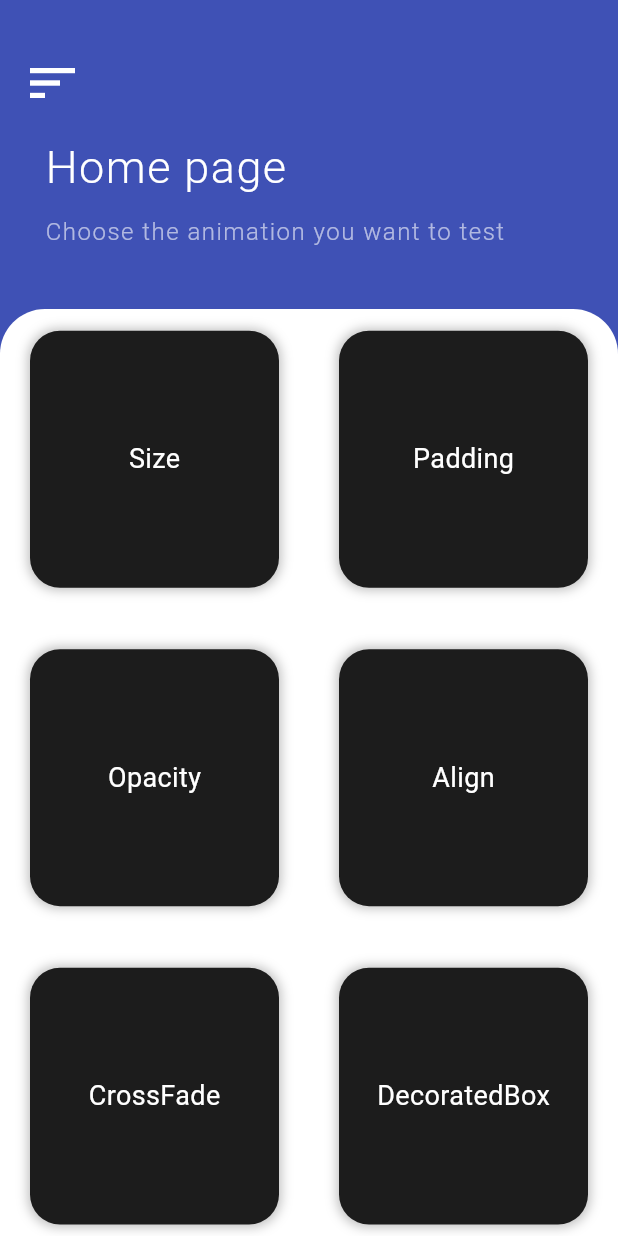
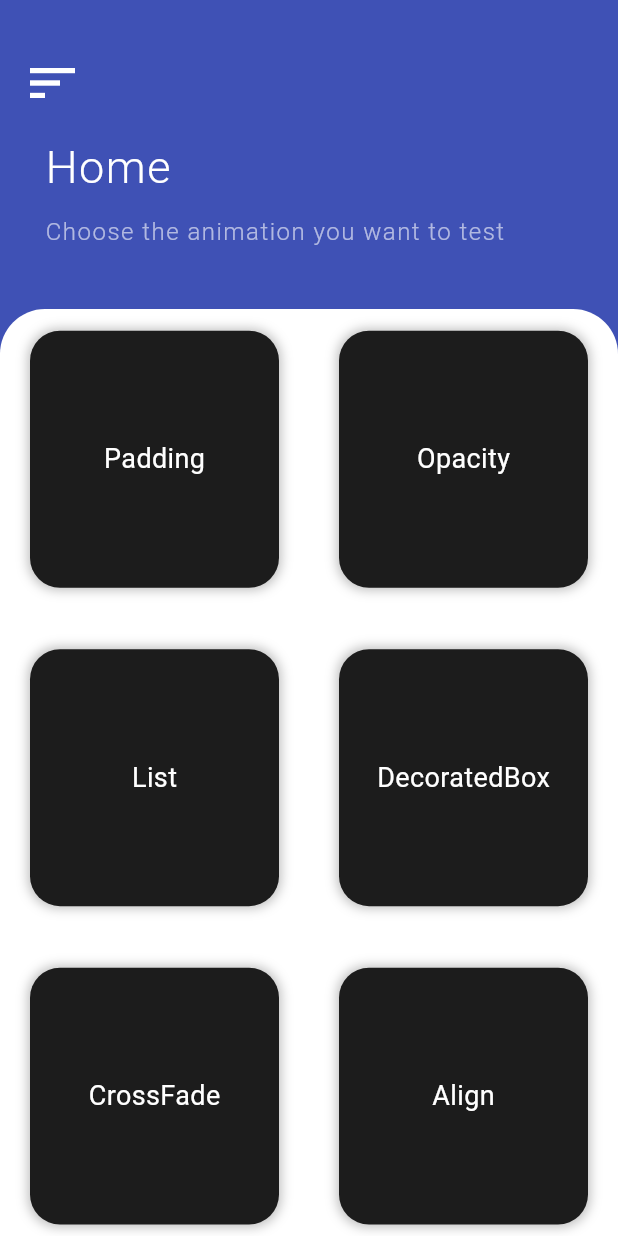
Before and after one commit to Minsili/anime_app, a Flutter app: the screen it shows after launch, scrolled down 418 dp, after a tap on the "sort" icon, on a phone screen of 412 x 824 dp. Run offline on Flutter 3.47's test engine with Material 3 defaults, Android fonts, the phone set to English and light mode, and no system bars; our stand-ins replace animated_splash_screen.

Commit message:
Mimi updated the files

```diff
--- a/lib/main.dart
+++ b/lib/main.dart
@@ -1,5 +1,17 @@
+import 'package:anime_app/model/Opacity_anime_page.dart';
+import 'package:anime_app/model/PositionTransition_page.dart';
+import 'package:anime_app/model/RotationTransition_page.dart';
+import 'package:anime_app/model/align_animation_page.dart';
+import 'package:anime_app/model/crossFade_page.dart';
+import 'package:anime_app/model/list_anime_page.dart';
+import 'package:anime_app/model/padding_anime_page.dart';
+import 'package:anime_app/model/scale_anime-page.dart';
+import 'package:anime_app/model/size_anime_page.dart';
 import 'package:anime_app/model/splash_page.dart';
 import 'package:flutter/material.dart';
+
+import 'model/HomeScreen.dart';
+import 'model/dBox_anime_page.dart';
 
 void main(){
   runApp(
@@ -15,8 +27,25 @@ class MyApp extends StatelessWidget {
   @override
   Widget build(BuildContext context) {
     return MaterialApp(
+
       debugShowCheckedModeBanner: false,
       home: Welcome(),
+
+      theme: ThemeData(
+        primarySwatch: Colors.indigo,
+      ),
+      routes: {
+        '/switcher': (context) => Switcher(),
+        '/list': (context) => ListAnime(),
+        '/position': (context) => PositionedTransitionExample(),
+        '/rotation': (context) => RotationTransitionExample(),
+        '/size': (context) => SizeAnime(),
+        '/padding': (context) => PaddingAnime(),
+        '/opacity': (context) => OpAnime(),
+        '/align': (context) => AlignAnime(),
+        '/crossfade': (context) => CrossFadeAnime(),
+        '/decoratedbox': (context) => DboxAnime(),
+      },
     );
   }
 }
--- a/lib/model/HomeScreen.dart
+++ b/lib/model/HomeScreen.dart
@@ -1,27 +1,41 @@
 import 'dart:math';
-
-import 'package:anime_app/model/Opacity_anime_page.dart';
-import 'package:anime_app/model/align_animation_page.dart';
-import 'package:anime_app/model/scale_anime-page.dart';
-import 'package:anime_app/model/size_anime_page.dart';
-import 'package:anime_app/model/list_anime_page.dart';
-import 'package:anime_app/model/padding_anime_page.dart';
 import 'package:flutter/material.dart';
 
-import 'PositionTransition_page.dart';
-import 'RotationTransition_page.dart';
-import 'crossFade_page.dart';
-import 'dBox_anime_page.dart';
+class HomeScreen extends StatefulWidget {
+  const HomeScreen({super.key});
 
-class HomeScreen extends StatelessWidget {
-  var height, width;
+  @override
+  State<HomeScreen> createState() => _HomeScreenState();
+}
 
-  //const HomeScreen({super.key});
+class _HomeScreenState extends State<HomeScreen> {
+   var height, width;
+   bool isAscending = true;
+
+   List<ContainerModel> containers = [
+     ContainerModel('Switcher', '/switcher'),
+     ContainerModel('List', '/list'),
+     ContainerModel('Position', '/position'),
+     ContainerModel('Rotation', '/rotation'),
+     ContainerModel('Size', '/size'),
+     ContainerModel('Padding', '/padding'),
+     ContainerModel('Opacity', '/opacity'),
+     ContainerModel('Align', '/align'),
+     ContainerModel('CrossFade', '/crossfade'),
+     ContainerModel('DecoratedBox', '/decoratedbox'),
+   ];
 
   @override
   Widget build(BuildContext context) {
     height = MediaQuery.of(context).size.height;
     width = MediaQuery.of(context).size.width;
+
+    if (isAscending) {
+      containers.sort((a, b) => a.name.compareTo(b.name));
+    } else {
+      containers.sort((a, b) => b.name.compareTo(a.name));
+    }
+
     return Scaffold(
       body: Container(
         color: Colors.indigo,
@@ -43,7 +57,12 @@ class HomeScreen extends StatelessWidget {
                     child: Row(
                       children: [
                         InkWell(
-                          onTap: () {},
+                          onTap: () {
+                           setState(() {
+                             isAscending = !isAscending;
+
+                           });
+                          },
                           child: Icon(
                             Icons.sort,
                             color: Colors.white,
@@ -63,7 +82,7 @@ class HomeScreen extends StatelessWidget {
                     crossAxisAlignment: CrossAxisAlignment.start,
                     children: [
                       Text(
-                        'Home page',
+                        'Home',
                         style: TextStyle(
                           color: Colors.white,
                           fontSize: 30,
@@ -105,7 +124,7 @@ class HomeScreen extends StatelessWidget {
                 ),
                 shrinkWrap: true,
                 physics: ScrollPhysics(),
-                itemCount: 10,
+                itemCount: containers.length,
                 itemBuilder: (BuildContext context, int index) {
                   final randomColor = Color.fromRGBO(
                     Random().nextInt(256),
@@ -114,108 +133,10 @@ class HomeScreen extends StatelessWidget {
                     1,
                   );
 
-                  // Define a list of texts for each container
-                  final containerTexts = [
-                    'Switcher',
-                    'List',
-                    'Position',
-                    'Rotation',
-                    'Size',
-                    'Padding',
-                    'Opacity',
-                    'Align',
-                    'CrossFade',
-                    'DecoratedBox',
-                  ];
-
                   return InkWell(
                     onTap: () {
                       // Handle container tap and navigate to a different page based on the index
-                      switch (index) {
-                        case 0:
-                          Navigator.push(
-                            context,
-                            MaterialPageRoute(
-                              builder: (context) => Switcher(),
-                            ),
-                          );
-                          break;
-                        case 1:
-                          Navigator.push(
-                            context,
-                            MaterialPageRoute(
-                              builder: (context) => ListAnime(),
-                            ),
-                          );
-                          break;
-                        case 2:
-                          Navigator.push(
-                            context,
-                            MaterialPageRoute(
-                              builder: (context) => PositionedTransitionExample(),
-                            ),
-                          );
-                          break;
-                        case 3:
-                          Navigator.push(
-                            context,
-                            MaterialPageRoute(
-                              builder: (context) => RotationTransitionExample(),
-                            ),
-                          );
-                          break;
-                        case 4:
-                          Navigator.push(
-                            context,
-                            MaterialPageRoute(
-                              builder: (context) => SizeAnime(),
-                            ),
-                          );
-                          break;
-                        case 5:
-                          Navigator.push(
-                            context,
-                            MaterialPageRoute(
-                              builder: (context) => PaddingAnime(),
-                            ),
-                          );
-                          break;
-                        case 6:
-                          Navigator.push(
-                            context,
-                            MaterialPageRoute(
-                              builder: (context) => OpAnime(),
-                            ),
-                          );
-                          break;
-                        case 7:
-                          Navigator.push(
-                            context,
-                            MaterialPageRoute(
-                              builder: (context) => AlignAnime(),
-                            ),
-                          );
-                          break;
-                        case 8:
-                          Navigator.push(
-                            context,
-                            MaterialPageRoute(
-                              builder: (context) => CrossFadeAnime(),
-                            ),
-                          );
-                          break;
-                        case 9:
-                          Navigator.push(
-                            context,
-                            MaterialPageRoute(
-                              builder: (context) => DboxAnime(),
-                            ),
-                          );
-                          break;
-
-                      // Add more cases for each container/page
-                      // ...
-                      }
+                      Navigator.pushNamed(context, containers[index].route);
                     },
                     child: Container(
                       margin: EdgeInsets.symmetric(vertical: 8, horizontal: 20),
@@ -232,7 +153,7 @@ class HomeScreen extends StatelessWidget {
                       ),
                       child: Center(
                         child: Text(
-                          containerTexts[index], // Display the text for each container
+                          containers[index].name, // Display the text for each container
                           style: TextStyle(
                               fontSize: 18,
                               color: Colors.white,
@@ -251,3 +172,10 @@ class HomeScreen extends StatelessWidget {
     );
   }
 }
+
+class ContainerModel{
+  final String name;
+  final String route;
+
+  ContainerModel(this.name, this.route);
+}
--- a/lib/model/align_animation_page.dart
+++ b/lib/model/align_animation_page.dart
@@ -32,7 +32,7 @@ class _AlignAnimeState extends State<AlignAnime> {
           child: Container(
             width: double.infinity,
             height: 250.0,
-            color: Colors.blueGrey,
+            color: Colors.blueAccent,
             //Purpose of the AnimatedAlign widget is to animate the transition of the widget
             child: AnimatedAlign(
                 alignment: selected ? Alignment.topRight : Alignment.bottomLeft,
--- a/lib/model/splash_page.dart
+++ b/lib/model/splash_page.dart
@@ -1,19 +1,18 @@
+import 'package:animated_splash_screen/animated_splash_screen.dart';
 import 'package:anime_app/model/HomeScreen.dart';
 import 'package:flutter/material.dart';
 import 'package:flutter/services.dart';
 
 class Welcome extends StatefulWidget {
-  const Welcome({Key? key}) : super(key: key);
+  const Welcome({Key? key});
 
   @override
   State<Welcome> createState() => _WelcomeState();
 }
 
-class _WelcomeState extends State<Welcome>
-    with SingleTickerProviderStateMixin {
+class _WelcomeState extends State<Welcome> with SingleTickerProviderStateMixin {
   late AnimationController _animationController;
-  late Animation<double> _opacityAnimation;
-  late Animation<double> _sizeAnimation;
+  late Animation<double> _scaleAnimation;
 
   @override
   void initState() {
@@ -21,45 +20,40 @@ class _WelcomeState extends State<Welcome>
     SystemChrome.setEnabledSystemUIMode(SystemUiMode.immersive);
 
     _animationController = AnimationController(
-      duration: const Duration(seconds: 2),
       vsync: this,
+      duration: Duration(milliseconds: 1000),
     );
-
-    _opacityAnimation = Tween<double>(begin: 0.0, end: 1.0).animate(
+    _scaleAnimation = Tween<double>(begin: 0.0, end: 1.0).animate(
       CurvedAnimation(
         parent: _animationController,
-        curve: Curves.easeIn,
-      ),
-    );
-
-    _sizeAnimation = Tween<double>(begin: 50.0, end: 80.0).animate(
-      CurvedAnimation(
-        parent: _animationController,
-        curve: Curves.easeIn,
+        curve: Curves.easeInOut,
       ),
     );
 
     _animationController.forward();
 
-    Future.delayed(
-      Duration(seconds: 5),
-          () {
-        Navigator.of(context).pushReplacement(
-          MaterialPageRoute(
-            builder: (_) => HomeScreen(),
-          ),
-        );
-      },
-    );
+    Future.delayed(Duration(seconds: 2), () {
+      Navigator.of(context).pushReplacement(
+        PageRouteBuilder(
+          pageBuilder: (_, __, ___) => HomeScreen(),
+          transitionsBuilder: (_, animation, __, child) {
+            return ScaleTransition(
+              scale: _scaleAnimation,
+              child: child,
+            );
+          },
+        ),
+      );
+    });
   }
 
   @override
   void dispose() {
-    _animationController.dispose();
     SystemChrome.setEnabledSystemUIMode(
       SystemUiMode.manual,
       overlays: SystemUiOverlay.values,
     );
+    _animationController.dispose();
     super.dispose();
   }
 
@@ -68,9 +62,9 @@ class _WelcomeState extends State<Welcome>
     return Scaffold(
       body: Container(
         width: double.infinity,
-        decoration: BoxDecoration(
+        decoration: const BoxDecoration(
           gradient: LinearGradient(
-            colors: [Colors.blue, Colors.purpleAccent],
+            colors: [Colors.blue, Colors.purple],
             begin: Alignment.topRight,
             end: Alignment.bottomLeft,
           ),
@@ -78,20 +72,10 @@ class _WelcomeState extends State<Welcome>
         child: Column(
           mainAxisAlignment: MainAxisAlignment.center,
           children: [
-            AnimatedOpacity(
-              opacity: _opacityAnimation.value,
-              duration: const Duration(seconds: 2),
-              curve: Curves.easeIn,
-              child: AnimatedContainer(
-                duration: const Duration(seconds: 2),
-                height: _sizeAnimation.value,
-                width: _sizeAnimation.value,
-                child: Icon(
-                  Icons.edit,
-                  color: Colors.white,
-                  size: 80,
-                ),
-              ),
+            Icon(
+              Icons.account_balance_sharp,
+              size: 80,
+              color: Colors.white,
             ),
             SizedBox(
               height: 20,
@@ -101,9 +85,9 @@ class _WelcomeState extends State<Welcome>
               style: TextStyle(
                 fontStyle: FontStyle.italic,
                 color: Colors.white,
-                fontSize: 32,
+                fontSize: 20,
               ),
-            ),
+            )
           ],
         ),
       ),
--- a/pubspec.yaml
+++ b/pubspec.yaml
@@ -37,6 +37,7 @@ dependencies:
   cupertino_icons: ^1.0.2
   http: any
   animated_text_kit:
+  animated_splash_screen: ^1.3.0
 
 dev_dependencies:
   flutter_test:
```
Also changed, not shown: lib/model/Opacity_anime_page.dart (+21 -9 lines), lib/model/RotationTransition_page.dart (+9 -4 lines), lib/model/dBox_anime_page.dart (+23 -9 lines), lib/model/list_anime_page.dart (+44 -22 lines), lib/model/scale_anime-page.dart (+25 -8 lines), lib/model/size_anime_page.dart (+6 -5 lines), assets/image/earth.png (added), assets/image/icon_1.png (added), assets/image/image_4.png (added), assets/image/image_5.png (added), pubspec.lock.
